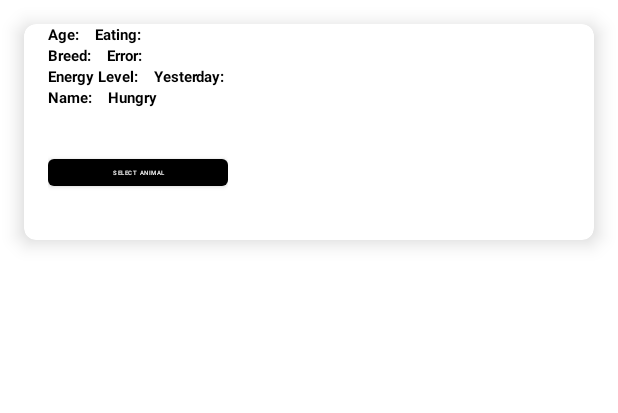
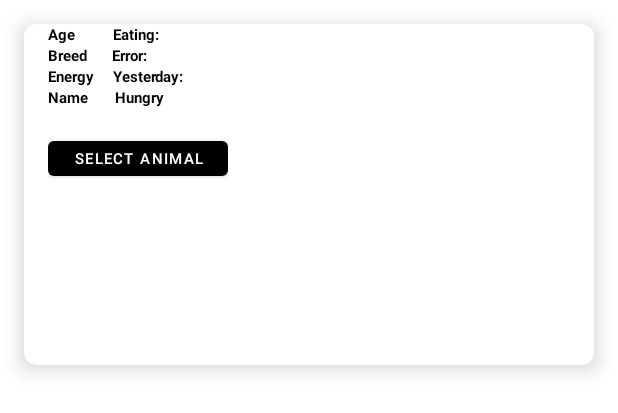
Before and after one commit to devanoj/EmailAPI, an Android app: the layout layout_tasklist_lookup.xml on its own in the app's theme, with its tools: preview values and no code run, on a phone screen of 412 x 824 dp. Shown: the top 413 px of the screen. Run offline under Robolectric (Android 15) with nearby library versions, the phone set to English and light mode, and no system bars; network calls fail.

Commit message:
Commit 2

```diff
--- a/app/src/main/res/layout/layout_tasklist_lookup.xml
+++ b/app/src/main/res/layout/layout_tasklist_lookup.xml
@@ -11,7 +11,7 @@
     <LinearLayout
         android:layout_width="wrap_content"
         android:layout_height="wrap_content"
-        android:layout_marginLeft="16dp"
+        android:layout_marginStart="16dp"
         android:orientation="vertical">
         <LinearLayout
             android:layout_width="wrap_content"
@@ -22,7 +22,7 @@
             <TextView
                 android:layout_width="wrap_content"
                 android:layout_height="wrap_content"
-                android:text="Age: "
+                android:text="Age"
                 android:textColor="@color/black"
                 android:textSize="10sp"
                 android:textStyle="bold"/>
@@ -32,7 +32,7 @@
                 android:layout_width="wrap_content"
                 android:layout_height="wrap_content"
                 android:text="Eating: "
-                android:layout_marginLeft="8dp"
+                android:layout_marginStart="25dp"
                 android:textColor="@color/black"
                 android:textSize="10sp"
                 android:textStyle="bold"/>
@@ -49,7 +49,7 @@
             <TextView
                 android:layout_width="wrap_content"
                 android:layout_height="wrap_content"
-                android:text="Breed: "
+                android:text="Breed "
                 android:textColor="@color/black"
                 android:textSize="10sp"
                 android:textStyle="bold"/>
@@ -59,7 +59,7 @@
                 android:layout_width="wrap_content"
                 android:layout_height="wrap_content"
                 android:text="Error: "
-                android:layout_marginLeft="8dp"
+                android:layout_marginLeft="14dp"
                 android:textColor="@color/black"
                 android:textSize="10sp"
                 android:textStyle="bold"/>
@@ -76,7 +76,7 @@
             <TextView
                 android:layout_width="wrap_content"
                 android:layout_height="wrap_content"
-                android:text="Energy Level: "
+                android:text="Energy "
                 android:textColor="@color/black"
                 android:textSize="10sp"
                 android:textStyle="bold"/>
@@ -86,7 +86,7 @@
                 android:layout_width="wrap_content"
                 android:layout_height="wrap_content"
                 android:text="Yesterday: "
-                android:layout_marginLeft="8dp"
+                android:layout_marginStart="10dp"
                 android:textColor="@color/black"
                 android:textSize="10sp"
                 android:textStyle="bold"/>
@@ -104,7 +104,7 @@
             <TextView
                 android:layout_width="wrap_content"
                 android:layout_height="wrap_content"
-                android:text="Name: "
+                android:text="Name "
                 android:textColor="@color/black"
                 android:textSize="10sp"
                 android:textStyle="bold"/>
@@ -114,7 +114,7 @@
                 android:layout_width="wrap_content"
                 android:layout_height="wrap_content"
                 android:text="Hungry "
-                android:layout_marginLeft="8dp"
+                android:layout_marginStart="15dp"
                 android:textColor="@color/black"
                 android:textSize="10sp"
                 android:textStyle="bold"/>
@@ -133,7 +133,7 @@
                 android:layout_height="wrap_content"
                 android:text="ID: "
                 android:textColor="@color/black"
-                android:textSize="10sp"
+                android:textSize="5sp"
                 android:textStyle="bold"
                 android:visibility="invisible"/>
 
@@ -142,9 +142,9 @@
                 android:layout_width="wrap_content"
                 android:layout_height="wrap_content"
                 android:text="Hungry "
-                android:layout_marginLeft="8dp"
+                android:layout_marginStart="8dp"
                 android:textColor="@color/black"
-                android:textSize="10sp"
+                android:textSize="5sp"
                 android:textStyle="bold"
                 android:visibility="invisible"/>
 
@@ -163,7 +163,7 @@
                 android:layout_height="wrap_content"
                 android:text="ID: "
                 android:textColor="@color/black"
-                android:textSize="10sp"
+                android:textSize="5sp"
                 android:textStyle="bold"
                 android:visibility="invisible"/>
 
@@ -174,7 +174,7 @@
                 android:text="Hungry "
                 android:layout_marginLeft="8dp"
                 android:textColor="@color/black"
-                android:textSize="10sp"
+                android:textSize="5sp"
                 android:textStyle="bold"
                 android:visibility="invisible"/>
 
@@ -190,9 +190,9 @@
             <Button
                 android:id="@+id/selectAnimal"
                 android:layout_width="120dp"
-                android:layout_height="30dp"
+                android:layout_height="35dp"
                 android:text="Select Animal"
-                android:textSize="4dp" />
+                android:textSize="10dp" />
 
 
         </LinearLayout>
@@ -205,7 +205,7 @@
 
             <ImageView
                 android:layout_width="120dp"
-                android:layout_height="30dp"
+                android:layout_height="120dp"
                 android:id="@+id/pictureOfDog"/>
 
 
--- a/app/src/main/res/layout/settings_layout.xml
+++ b/app/src/main/res/layout/settings_layout.xml
@@ -29,18 +29,21 @@
         android:id="@+id/exloreButton"
         android:layout_width="145dp"
         android:layout_height="80dp"
+        android:layout_marginTop="754dp"
         android:backgroundTint="#8B0000"
         android:text="Explore"
         android:textColor="@color/black"
-        app:layout_constraintBottom_toBottomOf="parent"
-        app:layout_constraintEnd_toStartOf="@+id/settingsButton" />
+
+        app:layout_constraintEnd_toStartOf="@+id/settingsButton"
+        app:layout_constraintStart_toEndOf="@+id/homeButton"
+        app:layout_constraintBottom_toBottomOf="parent" />
 
     <Button
         android:id="@+id/homeButton"
         android:layout_width="145dp"
         android:layout_height="80dp"
+        android:backgroundTint="#8B0000"
         android:text="Home"
-        android:backgroundTint="#8B0000"
         android:textColor="@color/black"
         app:layout_constraintBottom_toBottomOf="parent"
         app:layout_constraintEnd_toStartOf="@+id/exloreButton"
@@ -50,10 +53,11 @@
         android:id="@+id/settingsButton"
         android:layout_width="145dp"
         android:layout_height="80dp"
+        android:backgroundTint="#8B0000"
         android:text="Settings"
-        android:backgroundTint="#8B0000"
         android:textColor="@color/black"
         app:layout_constraintBottom_toBottomOf="parent"
-        app:layout_constraintEnd_toEndOf="parent" />
+        app:layout_constraintEnd_toEndOf="parent"
+        app:layout_constraintStart_toEndOf="@+id/exloreButton" />
 
 </androidx.constraintlayout.widget.ConstraintLayout>
```
